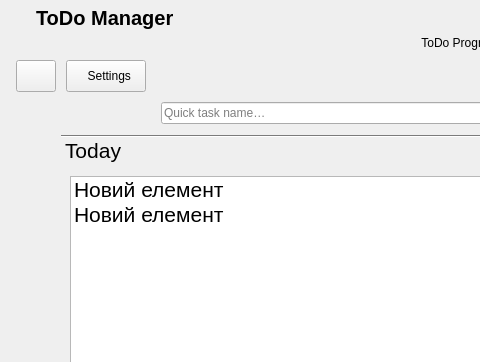
Qt form mainWindow/mainwindow.ui (denysfreiuk/ToDoManager-Cpp) before a commit; both pictures show x 0 to 480 and y 0 to 362 of the 920 by 903 pixel window.
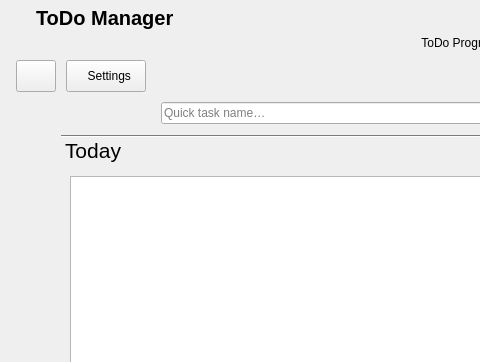
The same form after that commit. Icons and pictures are not drawn.

Commit message: debug ui mainWindow

Diff of the .ui file:
```diff
--- a/mainWindow/mainwindow.ui
+++ b/mainWindow/mainwindow.ui
@@ -452,7 +452,7 @@
                <x>0</x>
                <y>0</y>
                <width>796</width>
-               <height>475</height>
+               <height>528</height>
               </rect>
              </property>
              <attribute name="label">
@@ -470,16 +470,6 @@
                 <property name="itemAlignment">
                  <set>Qt::AlignmentFlag::AlignVCenter</set>
                 </property>
-                <item>
-                 <property name="text">
-                  <string>Новий елемент</string>
-                 </property>
-                </item>
-                <item>
-                 <property name="text">
-                  <string>Новий елемент</string>
-                 </property>
-                </item>
                </widget>
               </item>
              </layout>
```
Left out of the diff: 15 changed lines with no effect on the pictures.
